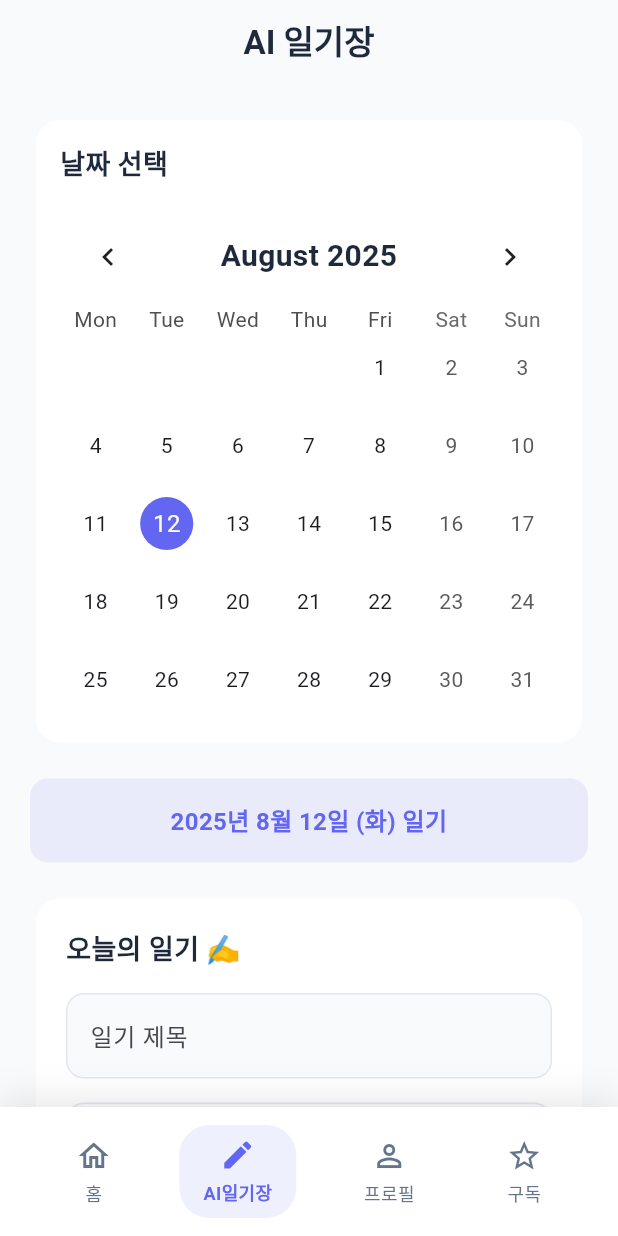
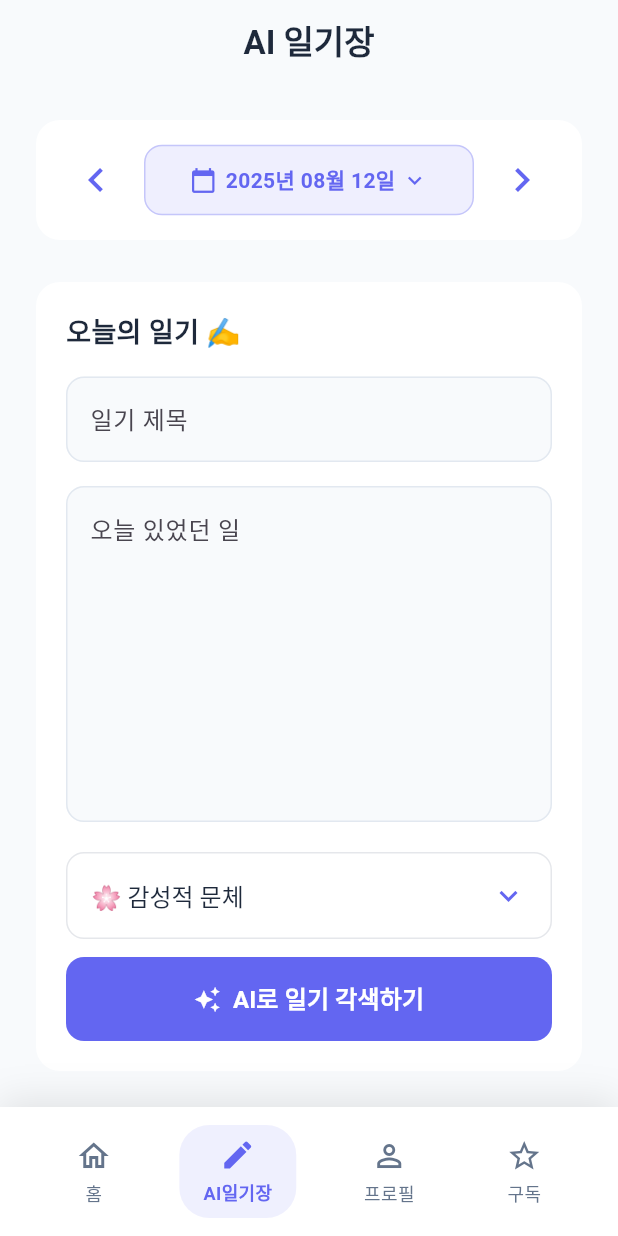
Before and after one commit to wjb127/ai-diary-flutter-app, a Flutter app: the screen it shows after launch, item 2 of the bottom bar chosen, on a phone screen of 412 x 824 dp. Run offline on Flutter 3.47's test engine with Material 3 defaults, Android fonts, the phone set to English and light mode, and no system bars; drawn by our look-alikes of table_calendar; our stand-ins replace go_router, package_info_plus, sign_in_with_apple, supabase_flutter; missing offline and left inert: purchases_flutter; accounts and stored records are empty; Roboto replaces fonts that are missing (Pretendard).

Commit message:
🎨 AI 일기장 날짜 선택 UI 개선
• 좌우 화살표로 1일 단위 날짜 네비게이션 추가
• 날짜 클릭 시 달력 토글 기능 구현
• 반응형 레이아웃으로 오버플로우 문제 해결
• 더 직관적이고 사용하기 쉬운 날짜 선택 인터페이스 제공

🤖 Generated with [Claude Code](https://claude.ai/code)

Co-Authored-By: Claude <noreply@anthropic.com>

```diff
--- a/lib/screens/diary_screen.dart
+++ b/lib/screens/diary_screen.dart
@@ -20,6 +20,7 @@ class _DiaryScreenState extends State<DiaryScreen> {
   bool _isLoading = false;
   String? _generatedDiary;
   DiaryEntry? _existingDiary;
+  bool _showCalendar = false; // 달력 표시 여부
 
   // 문체 선택 관련
   String _selectedStyle = 'emotional'; // 기본값: 감성적
@@ -63,21 +64,100 @@ class _DiaryScreenState extends State<DiaryScreen> {
           child: Column(
             crossAxisAlignment: CrossAxisAlignment.start,
             children: [
-              // 달력 섹션
+              // 날짜 선택 섹션
               Card(
                 child: Padding(
                   padding: const EdgeInsets.all(16.0),
                   child: Column(
                     crossAxisAlignment: CrossAxisAlignment.start,
                     children: [
-                      const Text(
-                        '날짜 선택',
-                        style: TextStyle(
-                          fontSize: 18,
-                          fontWeight: FontWeight.bold,
-                          color: Color(0xFF1E293B),
+                      // 날짜 선택 헤더
+                      Row(
+                        mainAxisAlignment: MainAxisAlignment.spaceBetween,
+                        children: [
+                          // 왼쪽 화살표
+                          IconButton(
+                            onPressed: () {
+                              setState(() {
+                                _selectedDay = _selectedDay.subtract(const Duration(days: 1));
+                                _focusedDay = _selectedDay;
+                              });
+                              _loadDiaryForDate(_selectedDay);
+                            },
+                            icon: const Icon(Icons.chevron_left),
+                            color: const Color(0xFF6366F1),
+                            iconSize: 32,
+                          ),
+
+                          // 중앙 날짜 표시 (클릭 시 달력 표시)
+                          Expanded(
+                            child: GestureDetector(
+                              onTap: () {
+                                setState(() {
+                                  _showCalendar = !_showCalendar;
+                                });
+                              },
+                              child: Container(
+                                padding: const EdgeInsets.symmetric(horizontal: 12, vertical: 12),
+                                margin: const EdgeInsets.symmetric(horizontal: 8),
+                                decoration: BoxDecoration(
+                                  color: const Color(0xFF6366F1).withOpacity(0.1),
+                                  borderRadius: BorderRadius.circular(12),
+                                  border: Border.all(
+                                    color: const Color(0xFF6366F1).withOpacity(0.3),
                                   ),
                                 ),
+                                child: Row(
+                                  mainAxisAlignment: MainAxisAlignment.center,
+                                  mainAxisSize: MainAxisSize.min,
+                                  children: [
+                                    const Icon(
+                                      Icons.calendar_today,
+                                      size: 18,
+                                      color: Color(0xFF6366F1),
+                                    ),
+                                    const SizedBox(width: 6),
+                                    Flexible(
+                                      child: Text(
+                                        DateFormat('yyyy년 MM월 dd일').format(_selectedDay),
+                                        style: const TextStyle(
+                                          fontSize: 14,
+                                          fontWeight: FontWeight.bold,
+                                          color: Color(0xFF6366F1),
+                                        ),
+                                        overflow: TextOverflow.ellipsis,
+                                      ),
+                                    ),
+                                    const SizedBox(width: 4),
+                                    Icon(
+                                      _showCalendar ? Icons.keyboard_arrow_up : Icons.keyboard_arrow_down,
+                                      size: 18,
+                                      color: const Color(0xFF6366F1),
+                                    ),
+                                  ],
+                                ),
+                              ),
+                            ),
+                          ),
+
+                          // 오른쪽 화살표
+                          IconButton(
+                            onPressed: () {
+                              setState(() {
+                                _selectedDay = _selectedDay.add(const Duration(days: 1));
+                                _focusedDay = _selectedDay;
+                              });
+                              _loadDiaryForDate(_selectedDay);
+                            },
+                            icon: const Icon(Icons.chevron_right),
+                            color: const Color(0xFF6366F1),
+                            iconSize: 32,
+                          ),
+                        ],
+                      ),
+
+                      // 달력 (조건부 표시)
+                      if (_showCalendar) ...[
                         const SizedBox(height: 16),
                         TableCalendar<String>(
                           firstDay: DateTime.utc(2020, 1, 1),
@@ -90,6 +170,7 @@ class _DiaryScreenState extends State<DiaryScreen> {
                             setState(() {
                               _selectedDay = selectedDay;
                               _focusedDay = focusedDay;
+                              _showCalendar = false; // 날짜 선택 후 달력 닫기
                             });
                             _loadDiaryForDate(selectedDay);
                           },
@@ -119,28 +200,8 @@ class _DiaryScreenState extends State<DiaryScreen> {
                           ),
                         ),
                       ],
+                    ],
                   ),
-                ),
-              ),
-
-              const SizedBox(height: 20),
-
-              // 선택된 날짜 표시
-              Container(
-                width: double.infinity,
-                padding: const EdgeInsets.all(16),
-                decoration: BoxDecoration(
-                  color: const Color(0xFF6366F1).withValues(alpha: 0.1),
-                  borderRadius: BorderRadius.circular(12),
-                ),
-                child: Text(
-                  '${DateFormat('yyyy년 M월 d일 (E)', 'ko_KR').format(_selectedDay)} 일기',
-                  style: const TextStyle(
-                    fontSize: 16,
-                    fontWeight: FontWeight.w600,
-                    color: Color(0xFF6366F1),
-                  ),
-                  textAlign: TextAlign.center,
                 ),
               ),
 
```
Lines whose indentation alone changed are shown as unchanged.
